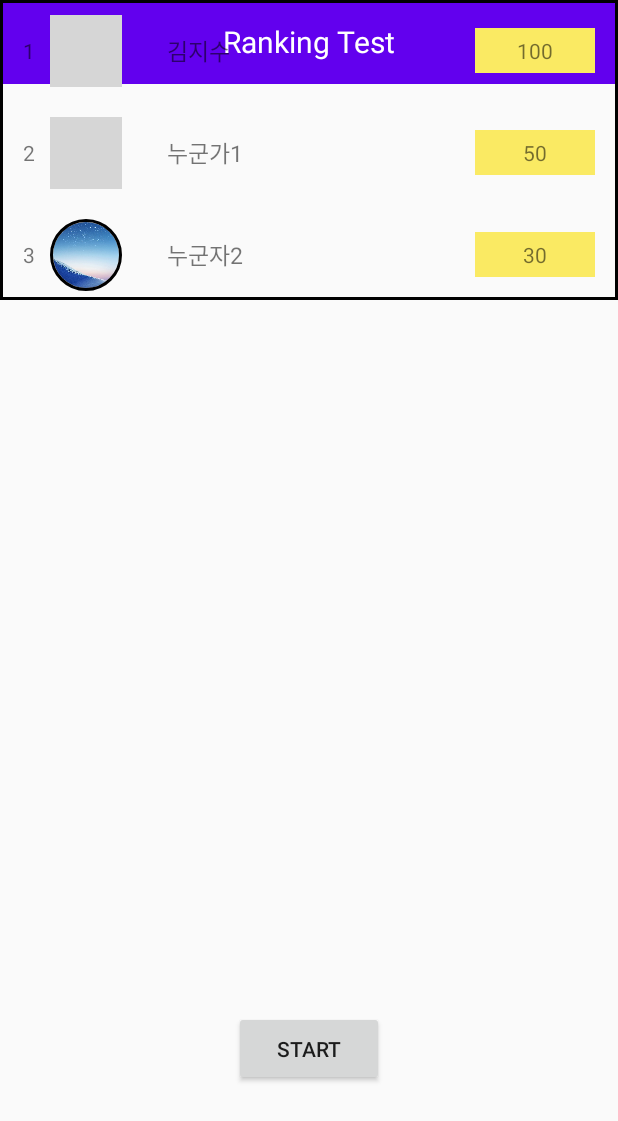
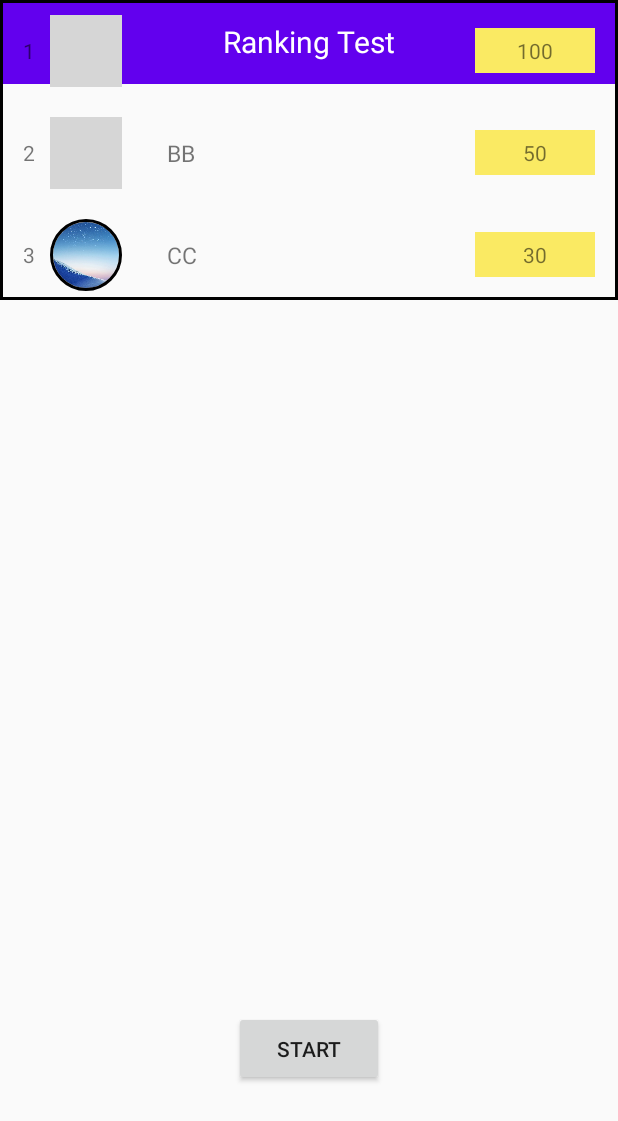
Before and after one commit to Mobile-and-Ubiquitous-Computing-2020-1/team2, an Android app: the screen it shows after launch (RankActivity), after a tap on "LOGIN", on a phone screen of 412 x 824 dp. Shown: the top 1121 px of the screen. Run offline under Robolectric (Android 15) with nearby library versions, the phone set to English and light mode, and no system bars; our stand-ins replace CircleImageView, Firebase (no records; nobody signed in at launch, a user with empty details on screens opened directly); 1 statement that could not run was skipped; grey boxes are pictures that could not be loaded.

Commit message:
Slight modification for demo, again

```diff
--- a/android/app/src/main/java/com/example/android/LoginActivity.java
+++ b/android/app/src/main/java/com/example/android/LoginActivity.java
@@ -28,7 +28,7 @@ public class LoginActivity extends AppCompatActivity {
     private final DatabaseReference usersRef = FirebaseDatabase.getInstance().getReference("users");
     private ValueEventListener usersListener;
 
-    private static User currentUser;
+    public static User currentUser;
     private final List<User> users = new LinkedList<>();
 
     public static boolean isLoggedIn() {
--- a/android/app/src/main/java/com/example/android/RankActivity.java
+++ b/android/app/src/main/java/com/example/android/RankActivity.java
@@ -74,10 +74,10 @@ public class RankActivity extends AppCompatActivity {
 
     public void updateScore(){
         recyclerViewAdapter.memberDTOs.clear();
-        recyclerViewAdapter.memberDTOs.add(new MemberDTO(R.drawable.testimage, 1, "김지수", "100"));
-        recyclerViewAdapter.memberDTOs.add(new MemberDTO(R.drawable.testimage2, 2, "누군가1", "50"));
-        recyclerViewAdapter.memberDTOs.add(new MemberDTO(R.drawable.testimage3, 3, "누군자2", "30"));
-        recyclerViewAdapter.memberDTOs.add(new MemberDTO(R.drawable.testimage4, 4, "누군가3", "10"));
+        recyclerViewAdapter.memberDTOs.add(new MemberDTO(R.drawable.testimage, 1, LoginActivity.currentUser.id, "100"));
+        recyclerViewAdapter.memberDTOs.add(new MemberDTO(R.drawable.testimage2, 2, "BB", "50"));
+        recyclerViewAdapter.memberDTOs.add(new MemberDTO(R.drawable.testimage3, 3, "CC", "30"));
+        recyclerViewAdapter.memberDTOs.add(new MemberDTO(R.drawable.testimage4, 4, "DD", "10"));
 
         // According to sorted users by score, put the data into memberDTOs sequentially
         // Current user shown first and then Top 5 user shown
```
